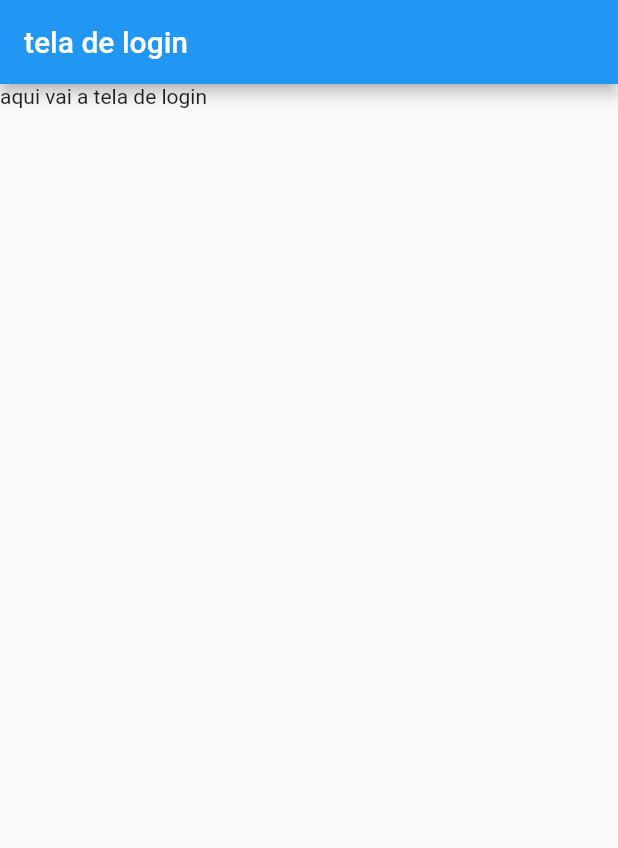
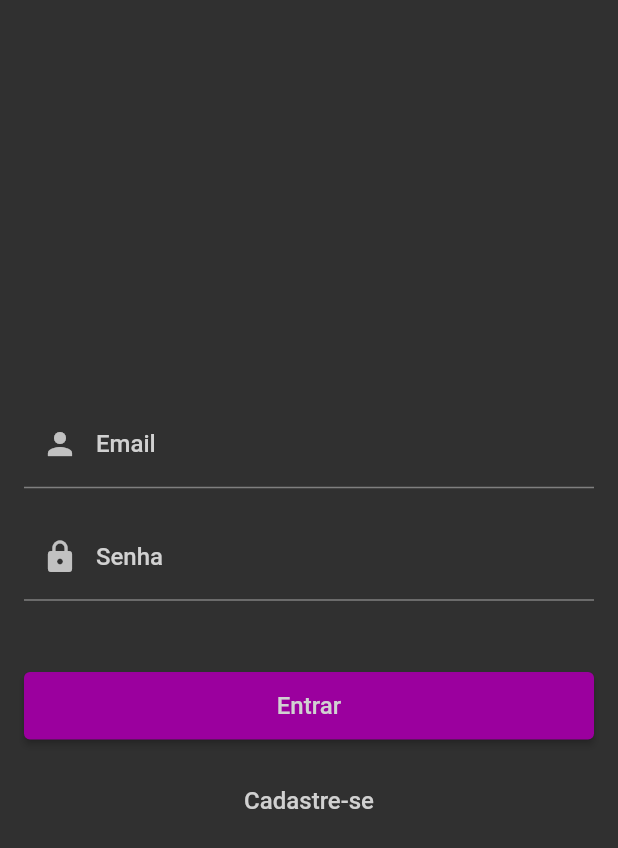
Before and after one commit to rodrigo-fm/ESII-projeto, a Flutter app: the screen it shows after launch, on a phone screen of 412 x 824 dp. Shown: the top 848 px of the screen. Run offline on Flutter 3.47's test engine with Material 2 defaults, Android fonts, the phone set to English and light mode, and no system bars; our stand-ins replace shared_preferences.

Commit message:
iniciada criação da tela de login

```diff
--- a/frontend/lib/app/app.dart
+++ /dev/null
@@ -1,21 +0,0 @@
-import 'package:flutter/material.dart';
-import 'presentation/views/login/login_view.dart';
-import 'presentation/routes/routes.dart';
-
-class App extends StatelessWidget {
-  const App({Key? key}) : super(key: key);
-
-  @override
-  Widget build(BuildContext context) {
-    return MaterialApp(
-      title: 'Flutter Demo',
-      theme: ThemeData(
-        primarySwatch: Colors.blue,
-      ),
-      routes: {
-        Routes.login: (ctx) => const LoginView(),
-      },
-      initialRoute: Routes.login,
-    );
-  }
-}
--- /dev/null
+++ b/frontend/lib/app/app_widget.dart
@@ -0,0 +1,72 @@
+import 'package:flutter/material.dart';
+
+import 'modules/autenticacao/presentation/views/login/login_view.dart';
+import 'shared/presentation/routes/routes.dart';
+
+class AppWidget extends StatelessWidget {
+  const AppWidget({Key? key}) : super(key: key);
+
+  @override
+  Widget build(BuildContext context) {
+    return MaterialApp(
+      title: 'Flutter Demo',
+      theme: ThemeData(
+        brightness: Brightness.light,
+        primarySwatch: Colors.blue,
+        textTheme: const TextTheme(
+          headline1: TextStyle(
+            fontSize: 24,
+            fontWeight: FontWeight.w700,
+            color: Color(0xff0A0A0A),
+          ),
+          headline2: TextStyle(
+            fontSize: 21,
+            fontWeight: FontWeight.w700,
+            color: Color(0xff505050),
+          ),
+          headline3: TextStyle(
+            fontSize: 18,
+            fontWeight: FontWeight.w600,
+            color: Color(0xff747474),
+          ),
+          bodyText1: TextStyle(
+            fontSize: 16,
+            fontWeight: FontWeight.w500,
+            color: Color(0xff747474),
+          ),
+        ),
+      ),
+      darkTheme: ThemeData(
+        primaryColor: const Color(0xff9b009e),
+        brightness: Brightness.dark,
+        textTheme: const TextTheme(
+          headline1: TextStyle(
+            fontSize: 24,
+            fontWeight: FontWeight.w700,
+            color: Color(0xffd1d1d1),
+          ),
+          headline2: TextStyle(
+            fontSize: 21,
+            fontWeight: FontWeight.w700,
+            color: Color(0xffd1d1d1),
+          ),
+          headline3: TextStyle(
+            fontSize: 18,
+            fontWeight: FontWeight.w600,
+            color: Color(0xffd1d1d1),
+          ),
+          bodyText1: TextStyle(
+            fontSize: 16,
+            fontWeight: FontWeight.w500,
+            color: Color(0xffd1d1d1),
+          ),
+        ),
+      ),
+      themeMode: ThemeMode.dark,
+      routes: {
+        Routes.login: (ctx) => const LoginView(),
+      },
+      initialRoute: Routes.login,
+    );
+  }
+}
--- /dev/null
+++ b/frontend/lib/app/modules/autenticacao/presentation/views/login/login_view.dart
@@ -0,0 +1,57 @@
+import 'package:flutter/material.dart';
+import 'package:frontend2/app/shared/presentation/widgets/textos_widget.dart';
+
+import '../../../../../shared/presentation/widgets/inputs_widget.dart';
+
+import 'login_viewcontroller.dart';
+
+class LoginView extends StatefulWidget {
+  const LoginView({Key? key}) : super(key: key);
+
+  @override
+  _LoginViewState createState() => _LoginViewState();
+}
+
+class _LoginViewState extends State<LoginView> {
+  final _viewcontroller = LoginViewController();
+  @override
+  Widget build(BuildContext context) {
+    return Scaffold(
+      body: Form(
+        key: _viewcontroller.formKey,
+        child: Center(
+          child: ListView(
+            padding: const EdgeInsets.all(16),
+            shrinkWrap: true,
+            children: [
+              InputEmail(
+                controller: _viewcontroller.inputControllers['email']!,
+              ),
+              InputPassword(
+                controller: _viewcontroller.inputControllers['password']!,
+              ),
+              const SizedBox(height: 30),
+              ElevatedButton(
+                child: const BodyText1('Entrar'),
+                style: ElevatedButton.styleFrom(
+                  primary: Theme.of(context).primaryColor,
+                  fixedSize: const Size(double.infinity, 45.0),
+                ),
+                onPressed: () {
+                  // TODO: adicionar método de login aqui
+                },
+              ),
+              const SizedBox(height: 15),
+              TextButton(
+                child: const BodyText1('Cadastre-se'),
+                onPressed: () {
+                  // TODO: adicionar método para
+                },
+              ),
+            ],
+          ),
+        ),
+      ),
+    );
+  }
+}
--- /dev/null
+++ b/frontend/lib/app/modules/autenticacao/presentation/views/login/login_viewcontroller.dart
@@ -0,0 +1,9 @@
+import 'package:flutter/material.dart';
+
+class LoginViewController {
+  final formKey = GlobalKey<FormState>();
+  final inputControllers = {
+    'email': TextEditingController(),
+    'password': TextEditingController(),
+  };
+}
--- a/frontend/lib/app/presentation/views/login/login_view.dart
+++ /dev/null
@@ -1,19 +0,0 @@
-import 'package:flutter/material.dart';
-
-class LoginView extends StatelessWidget {
-  const LoginView({Key? key}) : super(key: key);
-
-  @override
-  Widget build(BuildContext context) {
-    return Scaffold(
-      appBar: AppBar(
-        title: const Text('tela de login'),
-      ),
-      body: ListView(
-        children: const [
-          Text('aqui vai a tela de login'),
-        ],
-      ),
-    );
-  }
-}
--- a/frontend/lib/app/presentation/views/login/widgets/exemplo.txt
+++ /dev/null
@@ -1 +0,0 @@
-aqui são os widgets que aparecem apenas na view de login
--- /dev/null
+++ b/frontend/lib/app/shared/presentation/widgets/inputs_widget.dart
@@ -0,0 +1,69 @@
+import 'package:flutter/material.dart';
+
+import 'textos_widget.dart';
+
+class InputEmail extends StatelessWidget {
+  final TextEditingController controller;
+  final String? label;
+
+  const InputEmail({
+    Key? key,
+    required this.controller,
+    this.label,
+  }) : super(key: key);
+
+  String? validarEmail(String? valor) {
+    if (valor == null) {
+      return 'Insira um valor neste campo';
+    }
+    // TODO: adicionar expressão regular para checar se é um email
+    // if email inválido retorne erro
+  }
+
+  @override
+  Widget build(BuildContext context) {
+    return Padding(
+      padding: const EdgeInsets.only(bottom: 16),
+      child: TextFormField(
+        controller: controller,
+        validator: validarEmail,
+        decoration: const InputDecoration(
+          label: BodyText1('Email'),
+          prefixIcon: Icon(Icons.person),
+        ),
+      ),
+    );
+  }
+}
+
+class InputPassword extends StatelessWidget {
+  final TextEditingController controller;
+  final String? label;
+  const InputPassword({
+    Key? key,
+    required this.controller,
+    this.label,
+  }) : super(key: key);
+
+  String? validarPassword(String? valor) {
+    if (valor == null) {
+      return 'Insira um valor neste campo';
+    }
+  }
+
+  @override
+  Widget build(BuildContext context) {
+    return Padding(
+      padding: const EdgeInsets.only(bottom: 16),
+      child: TextFormField(
+        controller: controller,
+        obscureText: true,
+        validator: validarPassword,
+        decoration: const InputDecoration(
+          label: BodyText1('Senha'),
+          prefixIcon: Icon(Icons.lock),
+        ),
+      ),
+    );
+  }
+}
--- /dev/null
+++ b/frontend/lib/app/shared/presentation/widgets/textos_widget.dart
@@ -0,0 +1,113 @@
+import 'package:flutter/material.dart';
+
+class Headline1 extends StatelessWidget {
+  final String texto;
+  final Color? color;
+  const Headline1(
+    this.texto, {
+    Key? key,
+    this.color,
+  }) : super(key: key);
+
+  TextStyle? _estiloEscolhido(BuildContext ctx) {
+    TextStyle? retorno = Theme.of(ctx).textTheme.headline1;
+    if (color != null) {
+      retorno = retorno!.copyWith(
+        color: color,
+      );
+    }
+    return retorno;
+  }
+
+  @override
+  Widget build(BuildContext context) {
+    return Text(
+      texto,
+      style: _estiloEscolhido(context),
+    );
+  }
+}
+
+class Headline2 extends StatelessWidget {
+  final String texto;
+  final Color? color;
+  const Headline2(
+    this.texto, {
+    Key? key,
+    this.color,
+  }) : super(key: key);
+
+  TextStyle? _estiloEscolhido(BuildContext ctx) {
+    TextStyle? retorno = Theme.of(ctx).textTheme.headline2;
+    if (color != null) {
+      retorno = retorno!.copyWith(
+        color: color,
+      );
+    }
+    return retorno;
+  }
+
+  @override
+  Widget build(BuildContext context) {
+    return Text(
+      texto,
+      style: _estiloEscolhido(context),
+    );
+  }
+}
+
+class Headline3 extends StatelessWidget {
+  final String texto;
+  final Color? color;
+  const Headline3(
+    this.texto, {
+    Key? key,
+    this.color,
+  }) : super(key: key);
+
+  TextStyle? _estiloEscolhido(BuildContext ctx) {
+    TextStyle? retorno = Theme.of(ctx).textTheme.headline3;
+    if (color != null) {
+      retorno = retorno!.copyWith(
+        color: color,
+      );
+    }
+    return retorno;
+  }
+
+  @override
+  Widget build(BuildContext context) {
+    return Text(
+      texto,
+      style: _estiloEscolhido(context),
+    );
+  }
+}
+
+class BodyText1 extends StatelessWidget {
+  final String texto;
+  final Color? color;
+  const BodyText1(
+    this.texto, {
+    Key? key,
+    this.color,
+  }) : super(key: key);
+
+  TextStyle? _estiloEscolhido(BuildContext ctx) {
+    TextStyle? retorno = Theme.of(ctx).textTheme.bodyText1;
+    if (color != null) {
+      retorno = retorno!.copyWith(
+        color: color,
+      );
+    }
+    return retorno;
+  }
+
+  @override
+  Widget build(BuildContext context) {
+    return Text(
+      texto,
+      style: _estiloEscolhido(context),
+    );
+  }
+}
--- a/frontend/lib/main.dart
+++ b/frontend/lib/main.dart
@@ -1,8 +1,8 @@
 import 'package:flutter/material.dart';
-import 'package:frontend/app/app.dart';
+import 'app/app_Widget.dart';
 
 // o arquivo main.dart tem a função apenas de chamar o runApp()
-void main() => runApp(const App());
+void main() => runApp(const AppWidget());
 
 // OBS: não foquei em configurar um provider para um gerenciamento de estado global
 // nem nada do tipo porque isso pode ser colocado depois e não altera a estrutura de pastas tanto assim
```
Also changed, not shown: frontend/lib/app/presentation/views/login/login_states.dart (deleted, +0 -8 lines), frontend/lib/app/presentation/views/login/login_viewcontroller.dart (deleted, +0 -21 lines), frontend/pubspec.yaml (+4 -4 lines), frontend/lib/app/shared/presentation/routes/routes.dart (renamed from frontend/lib/app/presentation/routes/routes.dart), frontend/pubspec.lock, 17 other files.
